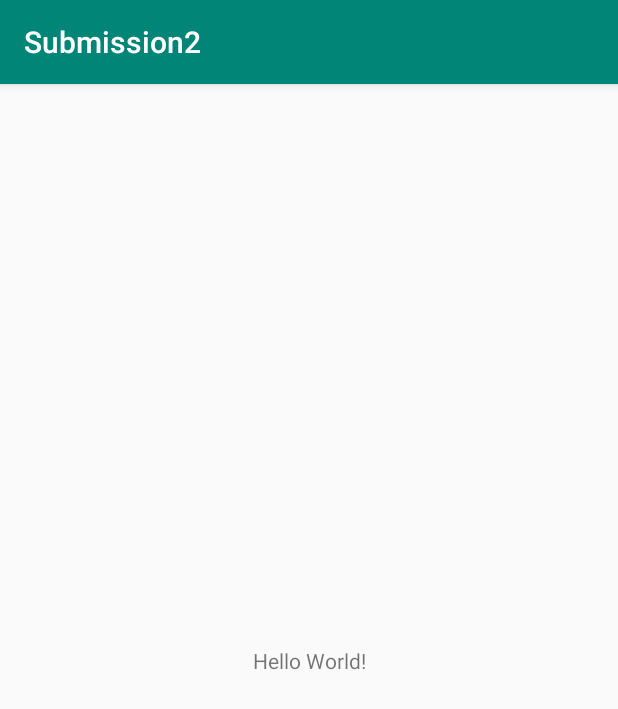
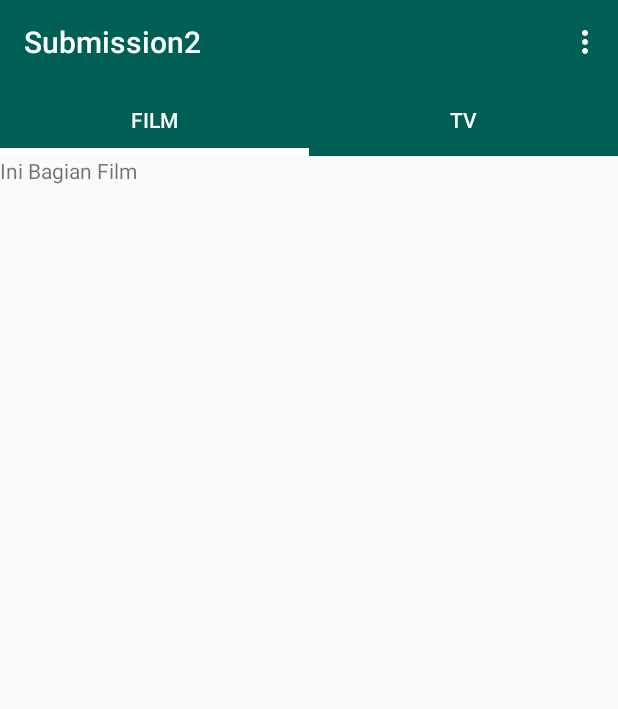
Before and after one commit to agusprasetyo30/dicoding-submission, an Android app: the screen it shows after launch (MainActivity), on a phone screen of 412 x 824 dp. Shown: the top 709 px of the screen. Run offline under Robolectric (Android 15) with nearby library versions, the phone set to English and light mode, and no system bars.

Commit message:
add fragment & tab layout

```diff
--- a/app/build.gradle
+++ b/app/build.gradle
@@ -23,6 +23,10 @@ dependencies {
     implementation fileTree(dir: 'libs', include: ['*.jar'])
     implementation 'androidx.appcompat:appcompat:1.1.0'
     implementation 'androidx.constraintlayout:constraintlayout:1.1.3'
+    implementation 'androidx.recyclerview:recyclerview:1.1.0'
+    implementation 'androidx.cardview:cardview:1.0.0'
+    implementation 'com.google.android.material:material:1.0.0'
+    implementation 'androidx.legacy:legacy-support-v4:1.0.0'
     testImplementation 'junit:junit:4.12'
     androidTestImplementation 'androidx.test:runner:1.2.0'
     androidTestImplementation 'androidx.test.espresso:espresso-core:3.2.0'
--- a/app/src/main/java/com/agus/submission2/MainActivity.java
+++ b/app/src/main/java/com/agus/submission2/MainActivity.java
@@ -1,8 +1,17 @@
 package com.agus.submission2;
 
+import androidx.annotation.NonNull;
 import androidx.appcompat.app.AppCompatActivity;
+import androidx.viewpager.widget.ViewPager;
 
+import android.content.Intent;
 import android.os.Bundle;
+import android.provider.Settings;
+import android.view.Menu;
+import android.view.MenuItem;
+
+import com.agus.submission2.adapter.SectionsPagerAdapter;
+import com.google.android.material.tabs.TabLayout;
 
 public class MainActivity extends AppCompatActivity {
 
@@ -10,5 +19,29 @@ public class MainActivity extends AppCompatActivity {
 	protected void onCreate(Bundle savedInstanceState) {
 		super.onCreate(savedInstanceState);
 		setContentView(R.layout.activity_main);
+
+		SectionsPagerAdapter sectionsPageAdapter = new SectionsPagerAdapter(this, getSupportFragmentManager());
+		ViewPager viewPager = findViewById(R.id.view_pager);
+		viewPager.setAdapter(sectionsPageAdapter);
+		TabLayout tabs = findViewById(R.id.tabs);
+		tabs.setupWithViewPager(viewPager);
+
+		getSupportActionBar().setElevation(0);
+	}
+
+	@Override
+	public boolean onCreateOptionsMenu(Menu menu) {
+		getMenuInflater().inflate(R.menu.menu_data, menu);
+		return super.onCreateOptionsMenu(menu);
+	}
+
+	@Override
+	public boolean onOptionsItemSelected(@NonNull MenuItem item) {
+		if (item.getItemId() == R.id.menu_change_language) {
+			Intent mIntent = new Intent(Settings.ACTION_LOCALE_SETTINGS);
+			startActivity(mIntent);
+		}
+
+		return super.onOptionsItemSelected(item);
 	}
 }
--- /dev/null
+++ b/app/src/main/java/com/agus/submission2/adapter/SectionsPagerAdapter.java
@@ -0,0 +1,59 @@
+package com.agus.submission2.adapter;
+
+import android.content.Context;
+
+import androidx.annotation.NonNull;
+import androidx.annotation.Nullable;
+import androidx.annotation.StringRes;
+import androidx.fragment.app.Fragment;
+import androidx.fragment.app.FragmentManager;
+import androidx.fragment.app.FragmentPagerAdapter;
+
+import com.agus.submission2.R;
+import com.agus.submission2.fragment.FilmFragment;
+import com.agus.submission2.fragment.TVFragment;
+
+public class SectionsPagerAdapter extends FragmentPagerAdapter {
+	private final Context mContext;
+
+
+	public SectionsPagerAdapter(Context context, FragmentManager fm) {
+		super(fm, BEHAVIOR_RESUME_ONLY_CURRENT_FRAGMENT);
+		mContext = context;
+	}
+
+	@StringRes
+	private final int[] TAB_TITLES = new int [] {
+		R.string.tab_text_1,
+		R.string.tab_text_2
+	};
+
+	@NonNull
+	@Override
+	public Fragment getItem(int position) {
+		Fragment fragment = null;
+
+		switch (position) {
+			case 0:
+				fragment = new FilmFragment();
+				break;
+
+			case 1:
+				fragment = new TVFragment();
+				break;
+		}
+
+		return fragment;
+	}
+
+	@Override
+	public int getCount() {
+		return 2;
+	}
+
+	@Nullable
+	@Override
+	public CharSequence getPageTitle(int position) {
+		return mContext.getResources().getString(TAB_TITLES[position]);
+	}
+}
--- /dev/null
+++ b/app/src/main/java/com/agus/submission2/fragment/FilmFragment.java
@@ -0,0 +1,33 @@
+package com.agus.submission2.fragment;
+
+
+import android.os.Bundle;
+
+import androidx.fragment.app.Fragment;
+
+import android.view.LayoutInflater;
+import android.view.View;
+import android.view.ViewGroup;
+
+import com.agus.submission2.R;
+
+
+/**
+ * A simple {@link Fragment} subclass.
+ */
+public class FilmFragment extends Fragment {
+
+
+	public FilmFragment() {
+		// Required empty public constructor
+	}
+
+
+	@Override
+	public View onCreateView(LayoutInflater inflater, ViewGroup container,
+									 Bundle savedInstanceState) {
+		// Inflate the layout for this fragment
+		return inflater.inflate(R.layout.fragment_film, container, false);
+	}
+
+}
--- /dev/null
+++ b/app/src/main/java/com/agus/submission2/fragment/TVFragment.java
@@ -0,0 +1,33 @@
+package com.agus.submission2.fragment;
+
+
+import android.os.Bundle;
+
+import androidx.fragment.app.Fragment;
+
+import android.view.LayoutInflater;
+import android.view.View;
+import android.view.ViewGroup;
+
+import com.agus.submission2.R;
+
+
+/**
+ * A simple {@link Fragment} subclass.
+ */
+public class TVFragment extends Fragment {
+
+
+	public TVFragment() {
+		// Required empty public constructor
+	}
+
+
+	@Override
+	public View onCreateView(LayoutInflater inflater, ViewGroup container,
+									 Bundle savedInstanceState) {
+		// Inflate the layout for this fragment
+		return inflater.inflate(R.layout.fragment_tv, container, false);
+	}
+
+}
--- a/app/src/main/res/layout/activity_main.xml
+++ b/app/src/main/res/layout/activity_main.xml
@@ -1,18 +1,25 @@
 <?xml version="1.0" encoding="utf-8"?>
-<androidx.constraintlayout.widget.ConstraintLayout xmlns:android="http://schemas.android.com/apk/res/android"
+<LinearLayout xmlns:android="http://schemas.android.com/apk/res/android"
     xmlns:app="http://schemas.android.com/apk/res-auto"
     xmlns:tools="http://schemas.android.com/tools"
     android:layout_width="match_parent"
     android:layout_height="match_parent"
-    tools:context=".MainActivity">
+    tools:context=".MainActivity"
+    android:orientation="vertical">
 
-    <TextView
-        android:layout_width="wrap_content"
+    <com.google.android.material.tabs.TabLayout
+        android:id="@+id/tabs"
+        android:layout_width="match_parent"
         android:layout_height="wrap_content"
-        android:text="Hello World!"
-        app:layout_constraintBottom_toBottomOf="parent"
-        app:layout_constraintLeft_toLeftOf="parent"
-        app:layout_constraintRight_toRightOf="parent"
-        app:layout_constraintTop_toTopOf="parent" />
+        android:background="?attr/colorPrimary"
+        app:tabTextColor="@android:color/white"
+        app:tabIndicatorGravity="bottom"
+        app:tabIndicatorColor="@android:color/white"
+        app:tabIndicatorHeight="5dp"/>
 
-</androidx.constraintlayout.widget.ConstraintLayout>
+    <androidx.viewpager.widget.ViewPager
+        android:id="@+id/view_pager"
+        android:layout_width="match_parent"
+        android:layout_height="match_parent" />
+
+</LinearLayout>
--- /dev/null
+++ b/app/src/main/res/layout/fragment_film.xml
@@ -0,0 +1,14 @@
+<?xml version="1.0" encoding="utf-8"?>
+<FrameLayout xmlns:android="http://schemas.android.com/apk/res/android"
+    xmlns:tools="http://schemas.android.com/tools"
+    android:layout_width="match_parent"
+    android:layout_height="match_parent"
+    tools:context=".fragment.FilmFragment">
+
+    <!-- TODO: Update blank fragment layout -->
+    <TextView
+        android:layout_width="match_parent"
+        android:layout_height="match_parent"
+        android:text="Ini Bagian Film" />
+
+</FrameLayout>
--- /dev/null
+++ b/app/src/main/res/layout/fragment_tv.xml
@@ -0,0 +1,18 @@
+<?xml version="1.0" encoding="utf-8"?>
+<androidx.constraintlayout.widget.ConstraintLayout xmlns:android="http://schemas.android.com/apk/res/android"
+    xmlns:app="http://schemas.android.com/apk/res-auto"
+    xmlns:tools="http://schemas.android.com/tools"
+    android:layout_width="match_parent"
+    android:layout_height="match_parent"
+    tools:context=".fragment.TVFragment">
+
+    <!-- TODO: Update blank fragment layout -->
+    <TextView
+        android:layout_width="wrap_content"
+        android:layout_height="wrap_content"
+        android:text="Ini Bagian TV"
+        app:layout_constraintEnd_toEndOf="parent"
+        app:layout_constraintStart_toStartOf="parent"
+        app:layout_constraintTop_toTopOf="parent" />
+
+</androidx.constraintlayout.widget.ConstraintLayout>
--- /dev/null
+++ b/app/src/main/res/menu/menu_data.xml
@@ -0,0 +1,9 @@
+<?xml version="1.0" encoding="utf-8"?>
+<menu xmlns:app="http://schemas.android.com/apk/res-auto"
+    xmlns:android="http://schemas.android.com/apk/res/android">
+
+    <item
+        android:id="@+id/menu_change_language"
+        android:title="@string/change_language"
+        app:showAsAction="never"/>
+</menu>
--- a/app/src/main/res/values/colors.xml
+++ b/app/src/main/res/values/colors.xml
@@ -1,6 +1,6 @@
 <?xml version="1.0" encoding="utf-8"?>
 <resources>
-    <color name="colorPrimary">#008577</color>
+    <color name="colorPrimary">#005F55</color>
     <color name="colorPrimaryDark">#00574B</color>
     <color name="colorAccent">#D81B60</color>
 </resources>
--- a/app/src/main/res/values/strings.xml
+++ b/app/src/main/res/values/strings.xml
@@ -1,3 +1,9 @@
 <resources>
     <string name="app_name">Submission2</string>
+    <string name="tab_text_1">Film</string>
+    <string name="tab_text_2">TV</string>
+
+    <!-- TODO: Remove or change this placeholder text -->
+    <string name="hello_blank_fragment">Hello blank fragment</string>
+    <string name="change_language">Ubah Bahasa</string>
 </resources>
```
Also changed, not shown: 1 other file.
